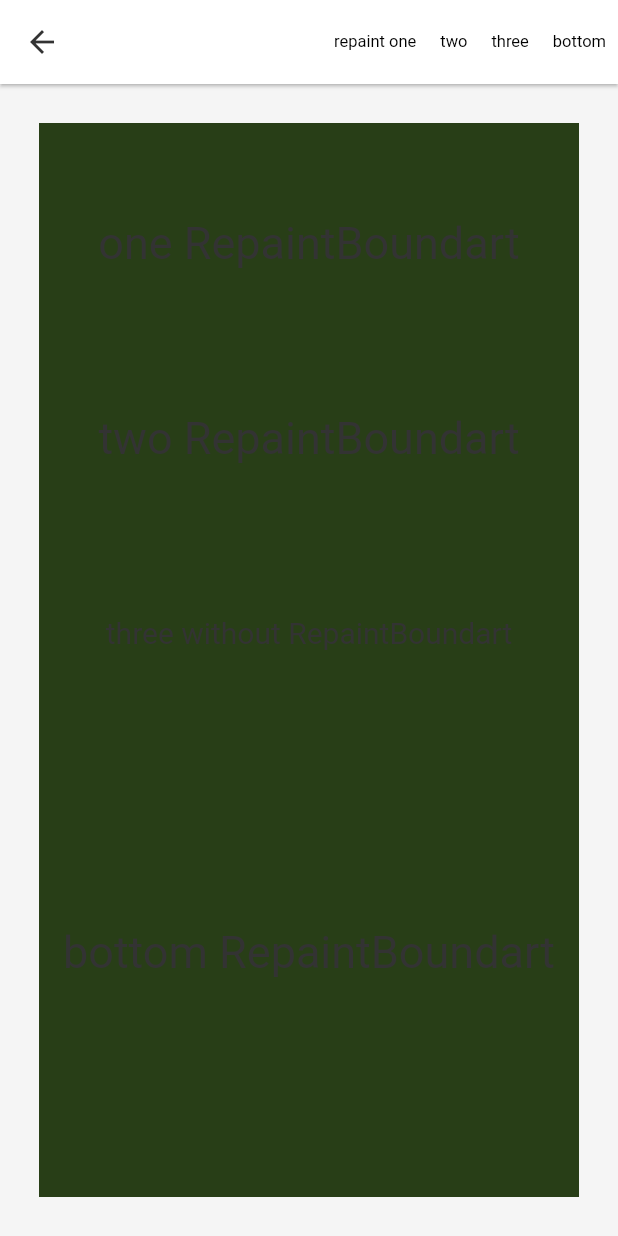
After one commit to LBXjixiangniao/flutter_summary, a Flutter app: the RepaintBoundaryPage screen opened directly, on a phone screen of 412 x 824 dp. The commit adds this screen. Run offline on Flutter 3.47's test engine with Material 2 defaults, Android fonts, the phone set to English and light mode, and no system bars; drawn by our look-alikes of oktoast; our stand-ins replace bloc, convert, device_info, dio, flutter_bloc, platform and 1 more; missing offline and left inert: list_data_cache_manager, mqtt_client, permission_handler_platform_interface; Roboto replaces fonts that are missing (PingFangMedium).

Commit message:
【新增】+ reapintBoundary：新增reapintBoundary测试代码

```diff
--- a/lib/main/demo_list.dart
+++ b/lib/main/demo_list.dart
@@ -8,6 +8,7 @@ import 'hit_test/hit_test_manager.dart';
 import 'list_data/list_data_page.dart';
 import 'order_task_manager/order_task_page.dart';
 import 'parentdata_widget/parent_data_widget_demo.dart';
+import 'repaint_boundary/repaint_boundary.dart';
 import 'widget_loading/widget_loading_page.dart';
 
 class DemoList extends StatelessWidget {
@@ -54,6 +55,11 @@ class DemoList extends StatelessWidget {
           tapAction: () {
             Navigator.push(context, RouterManager.routeForPage(page: HitTestManager()));
           }),
+      ItemInfo(
+          title: 'RepaintBoundary验证',
+          tapAction: () {
+            Navigator.push(context, RouterManager.routeForPage(page: RepaintBoundaryPage()));
+          }),
     ];
     return Scaffold(
       backgroundColor: Colors.grey,
--- /dev/null
+++ b/lib/main/repaint_boundary/repaint_boundary.dart
@@ -0,0 +1,182 @@
+import 'dart:async';
+import 'dart:math';
+
+import 'package:flutter/material.dart';
+
+class RepaintBoundaryPage extends StatefulWidget {
+  @override
+  _RepaintBoundaryPageState createState() => _RepaintBoundaryPageState();
+}
+
+class _RepaintBoundaryPageState extends State<RepaintBoundaryPage> {
+  StreamController _oneStreamController = StreamController();
+  StreamController _twoStreamController = StreamController();
+  StreamController _threeStreamController = StreamController();
+  StreamController _bottomStreamController = StreamController();
+  @override
+  Widget build(BuildContext context) {
+    return Scaffold(
+      appBar: AppBar(
+        actions: [
+          GestureDetector(
+            onTap: () {
+              _oneStreamController.add(0);
+            },
+            child: Container(
+              color: Colors.white,
+              padding: const EdgeInsets.all(8),
+              alignment: Alignment.center,
+              child: Text(
+                'repaint one',
+                style: TextStyle(fontSize: 11, color: Colors.black),
+              ),
+            ),
+          ),
+          GestureDetector(
+            onTap: () {
+              _twoStreamController.add(0);
+            },
+            child: Container(
+              padding: const EdgeInsets.all(8),
+              alignment: Alignment.center,
+              color: Colors.white,
+              child: Text(
+                'two',
+                style: TextStyle(fontSize: 11, color: Colors.black),
+              ),
+            ),
+          ),
+          GestureDetector(
+            onTap: () {
+              _threeStreamController.add(0);
+            },
+            child: Container(
+              color: Colors.white,
+              padding: const EdgeInsets.all(8),
+              alignment: Alignment.center,
+              child: Text(
+                'three',
+                style: TextStyle(fontSize: 11, color: Colors.black),
+              ),
+            ),
+          ),
+          GestureDetector(
+            onTap: () {
+              _bottomStreamController.add(0);
+            },
+            child: Container(
+              color: Colors.white,
+              alignment: Alignment.center,
+              padding: const EdgeInsets.all(8),
+              child: Text(
+                'bottom',
+                style: TextStyle(fontSize: 11, color: Colors.black),
+              ),
+            ),
+          ),
+        ],
+      ),
+      body: Padding(
+        padding: const EdgeInsets.all(18.0),
+        child: RepaintBoundary(
+            child: Padding(
+          padding: const EdgeInsets.all(8.0),
+          child: StreamBuilder(
+            stream: _bottomStreamController.stream,
+            builder: (_, __) {
+              return CustomPaint(
+                painter: MyPainter(),
+                child: Column(
+                  children: [
+                    SizedBox(height: 30),
+                    RepaintBoundary(
+                      child: Container(
+                        height: 100,
+                        width: BoxConstraints.expand().maxWidth,
+                        child: StreamBuilder(
+                          stream: _oneStreamController.stream,
+                          builder: (_, __) {
+                            return CustomPaint(
+                              painter: MyPainter(),
+                              child: Center(
+                                child: Text(
+                                  'one RepaintBoundart',
+                                  style: TextStyle(fontSize: 30),
+                                ),
+                              ),
+                            );
+                          },
+                        ),
+                      ),
+                    ),
+                    SizedBox(height: 30),
+                    RepaintBoundary(
+                      child: Container(
+                        height: 100,
+                        width: BoxConstraints.expand().maxWidth,
+                        child: StreamBuilder(
+                          stream: _twoStreamController.stream,
+                          builder: (_, __) {
+                            return CustomPaint(
+                              painter: MyPainter(),
+                              child: Center(
+                                child: Text(
+                                  'two RepaintBoundart',
+                                  style: TextStyle(fontSize: 30),
+                                ),
+                              ),
+                            );
+                          },
+                        ),
+                      ),
+                    ),
+                    SizedBox(height: 30),
+                    Container(
+                      height: 100,
+                      width: BoxConstraints.expand().maxWidth,
+                      child: StreamBuilder(
+                        stream: _threeStreamController.stream,
+                        builder: (_, __) {
+                          return CustomPaint(
+                            painter: MyPainter(),
+                            child: Center(
+                              child: Text(
+                                'three without RepaintBoundart',
+                                style: TextStyle(fontSize: 20),
+                              ),
+                            ),
+                          );
+                        },
+                      ),
+                    ),
+                    Spacer(),
+                    Text(
+                      'bottom RepaintBoundart',
+                      style: TextStyle(fontSize: 30),
+                    ),
+                    Spacer(),
+                  ],
+                ),
+              );
+            },
+          ),
+        )),
+      ),
+    );
+  }
+}
+
+class MyPainter extends CustomPainter {
+  @override
+  paint(Canvas canvas, Size size) {
+    Random random = Random();
+    Color color = Color.fromRGBO(random.nextInt(255), random.nextInt(255), random.nextInt(255), 1);
+    Paint paint = Paint()..color = color;
+    canvas.drawRect(Rect.fromLTWH(0, 0, size.width, size.height), paint);
+  }
+
+  @override
+  bool shouldRepaint(CustomPainter oldDelegate) {
+    return true;
+  }
+}
--- a/lib/widgets/widget_loading_builder.dart
+++ b/lib/widgets/widget_loading_builder.dart
@@ -70,8 +70,7 @@ class _WidgetLoadingBuilderState extends State<WidgetLoadingBuilder> {
         ),
         if (widget.loading)
           RepaintBoundary(
-            child:
-             widget.loadingbuilder == null
+            child: widget.loadingbuilder == null
                 ? CircleDotsLoadingWidget(
                     // color: ColorHelper.ThemeColor,
                     color: Colors.yellow,
```
